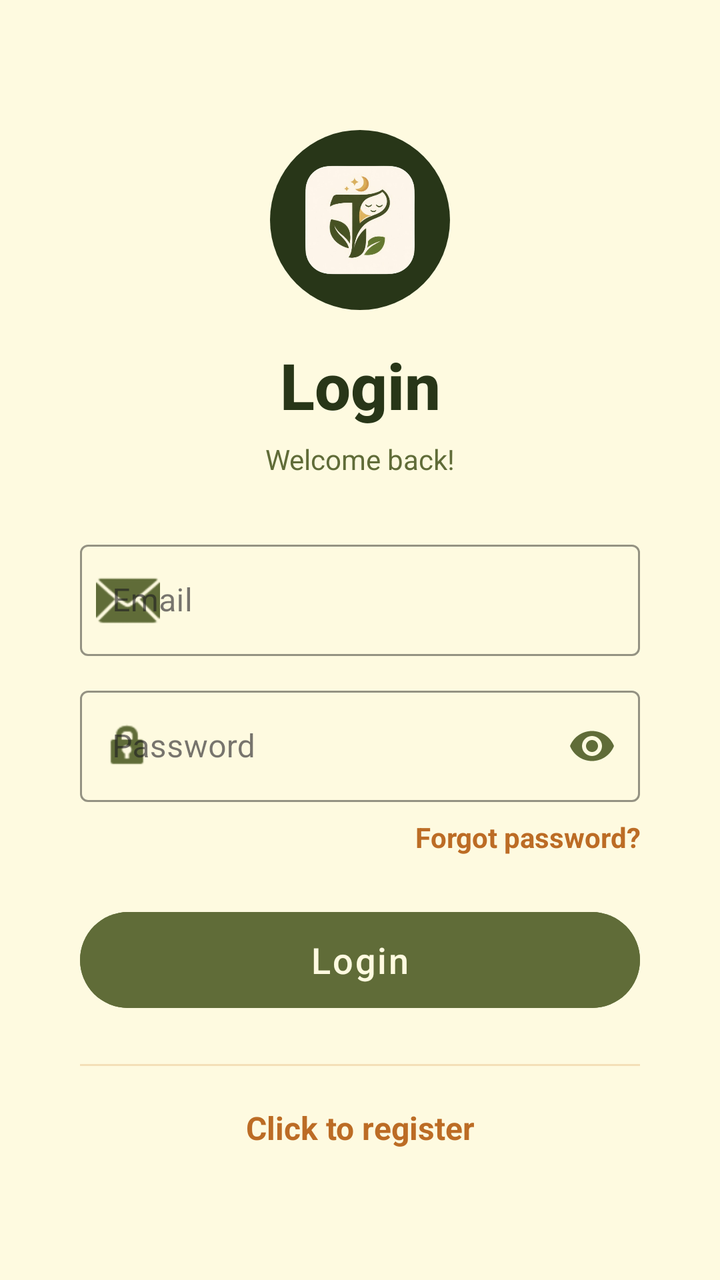
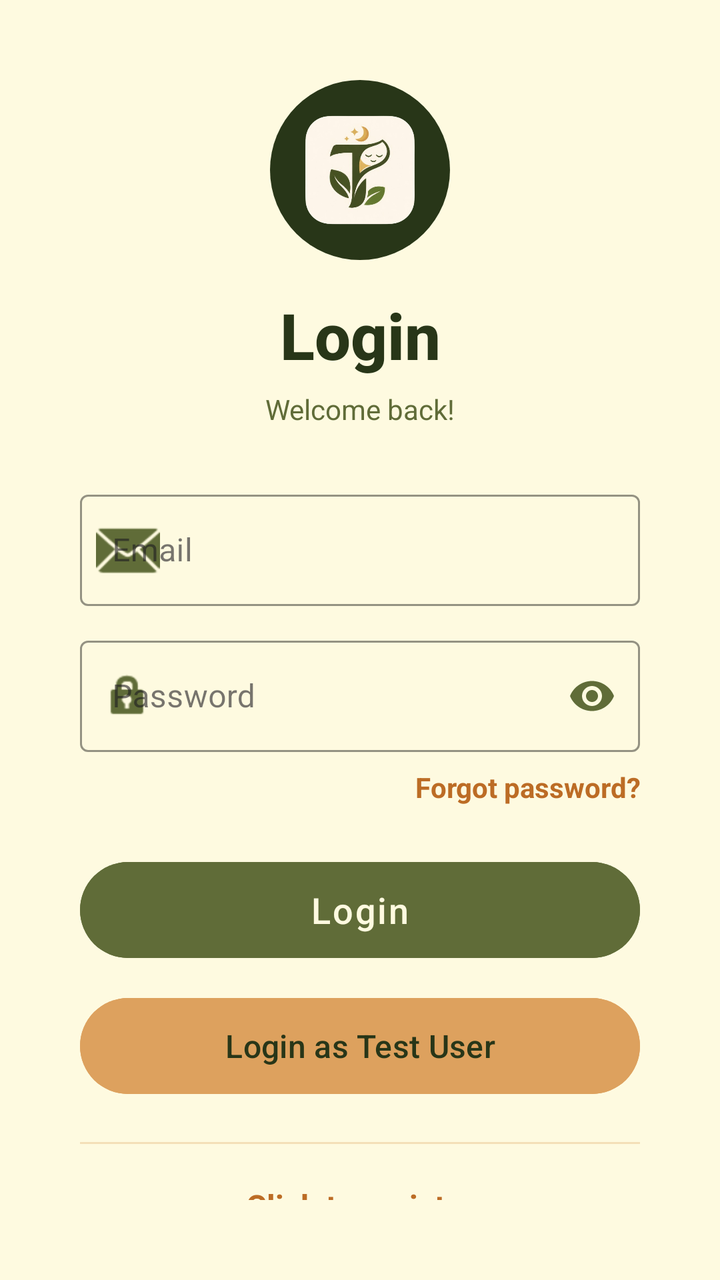

Two renders of the same Android screen: before a commit and after it. Below are the layout's source before the change and the commit's diff.
<!-- AndroidManifest.xml: application theme Theme.Tranquilo -->
<!-- res/layout/activity_login.xml -->
<?xml version="1.0" encoding="utf-8"?>
<LinearLayout xmlns:android="http://schemas.android.com/apk/res/android"
    android:layout_width="match_parent"
    android:layout_height="match_parent"
    xmlns:app="http://schemas.android.com/apk/res-auto"
    android:orientation="vertical"
    android:background="@color/milk"
    android:padding="40dp"
    android:gravity="center">

    <ImageView
        android:layout_width="90dp"
        android:layout_height="90dp"
        android:padding="10dp"
        android:src="@drawable/tranquilo"
        android:background="@drawable/bg_circle_dark_green"
        android:layout_marginBottom="16dp"/>

    <TextView
        android:layout_width="match_parent"
        android:layout_height="wrap_content"
        android:text="@string/login"
        android:textSize="32sp"
        android:gravity="center"
        android:fontFamily="sans-serif-medium"
        android:textStyle="bold"
        android:layout_marginBottom="6dp"
        android:textColor="@color/darkGreen"/>

    <TextView
        android:layout_width="match_parent"
        android:layout_height="wrap_content"
        android:text="Welcome back!"
        android:textSize="14sp"
        android:gravity="center"
        android:layout_marginBottom="28dp"
        android:textColor="@color/lightGreen"/>

    <com.google.android.material.textfield.TextInputLayout
        style="@style/Widget.MaterialComponents.TextInputLayout.OutlinedBox"
        android:layout_width="match_parent"
        android:layout_height="wrap_content"
        android:layout_marginBottom="12dp"
        app:boxStrokeColor="@color/lightGreen"
        app:boxStrokeWidthFocused="2dp"
        app:hintTextColor="@color/lightGreen"
        app:startIconDrawable="@android:drawable/ic_dialog_email"
        app:startIconTint="@color/lightGreen">
        <com.google.android.material.textfield.TextInputEditText
            android:id="@+id/email"
            android:hint="@string/email"
            android:layout_width="match_parent"
            android:layout_height="match_parent"
            android:inputType="textEmailAddress"
            android:textColor="@color/darkGreen"
            android:textColorHint="@color/lightGreen"/>
    </com.google.android.material.textfield.TextInputLayout>

    <com.google.android.material.textfield.TextInputLayout
        style="@style/Widget.MaterialComponents.TextInputLayout.OutlinedBox"
        android:layout_width="match_parent"
        android:layout_height="wrap_content"
        android:layout_marginBottom="8dp"
        app:boxStrokeColor="@color/lightGreen"
        app:boxStrokeWidthFocused="2dp"
        app:hintTextColor="@color/lightGreen"
        app:endIconMode="password_toggle"
        app:endIconTint="@color/lightGreen"
        app:startIconDrawable="@android:drawable/ic_lock_idle_lock"
        app:startIconTint="@color/lightGreen">
        <com.google.android.material.textfield.TextInputEditText
            android:id="@+id/password"
            android:hint="@string/password"
            android:layout_width="match_parent"
            android:layout_height="wrap_content"
            android:inputType="textPassword"
            android:textColor="@color/darkGreen"
            android:textColorHint="@color/lightGreen"/>
    </com.google.android.material.textfield.TextInputLayout>

    <TextView
        android:id="@+id/forgotPassword"
        android:layout_width="match_parent"
        android:layout_height="wrap_content"
        android:text="Forgot password?"
        android:textSize="14sp"
        android:gravity="end"
        android:textColor="@color/caramel"
        android:layout_marginBottom="20dp"
        android:textStyle="bold"/>

    <ProgressBar
        android:id="@+id/progressBar"
        android:visibility="gone"
        android:indeterminateTint="@color/lightBrown"
        android:layout_width="wrap_content"
        android:layout_height="wrap_content"
        android:layout_marginBottom="8dp"/>

    <Button
        android:id="@+id/btn_login"
        android:layout_width="match_parent"
        android:layout_height="56dp"
        android:textSize="18sp"
        android:textColor="@color/milk"
        android:backgroundTint="@color/lightGreen"
        android:layout_marginTop="4dp"
        android:layout_marginBottom="4dp"
        android:letterSpacing="0.05"
        android:text="@string/login"/>

    <View
        android:layout_width="match_parent"
        android:layout_height="1dp"
        android:background="@color/lightBrown"
        android:alpha="0.3"
        android:layout_marginTop="20dp"
        android:layout_marginBottom="20dp"/>

    <TextView
        android:id="@+id/registerNow"
        android:text="@string/click_to_register"
        android:layout_width="match_parent"
        android:layout_height="wrap_content"
        android:textSize="16sp"
        android:gravity="center"
        android:textColor="@color/caramel"
        android:textStyle="bold"/>

</LinearLayout>
<!-- resources referenced by this layout -->
<resources>
  <color name="caramel">#BC6C25</color>
  <color name="darkGreen">#283618</color>
  <color name="lightBrown">#DDA15E</color>
  <color name="lightGreen">#606C38</color>
  <color name="milk">#FEFAE0</color>
  <!-- drawable bg_circle_dark_green (drawable) -->
  <?xml version="1.0" encoding="utf-8"?>
  <shape xmlns:android="http://schemas.android.com/apk/res/android"
      android:shape="oval">
      <solid android:color="#283618" />
  </shape>
  <!-- drawable tranquilo: png bitmap (drawable, 117460 bytes) -->
  <string name="click_to_register">Click to register</string>
  <string name="email">Email</string>
  <string name="login">Login</string>
  <string name="password">Password</string>
  <style name="Theme.Tranquilo" parent="Base.Theme.Tranquilo" />
  <style name="Base.Theme.Tranquilo" parent="Theme.Material3.DayNight.NoActionBar">
          
          
      </style>
</resources>

<!-- the commit's change to res/layout/activity_login.xml (unified diff, before → after) -->
@@ -108,6 +108,15 @@
         android:layout_marginBottom="4dp"
         android:letterSpacing="0.05"
         android:text="@string/login"/>
+    <Button
+        android:id="@+id/btn_test_user"
+        android:layout_width="match_parent"
+        android:layout_height="56dp"
+        android:text="Login as Test User"
+        android:textSize="16sp"
+        android:textColor="@color/darkGreen"
+        android:backgroundTint="@color/lightBrown"
+        android:layout_marginTop="8dp"/>
 
     <View
         android:layout_width="match_parent"
